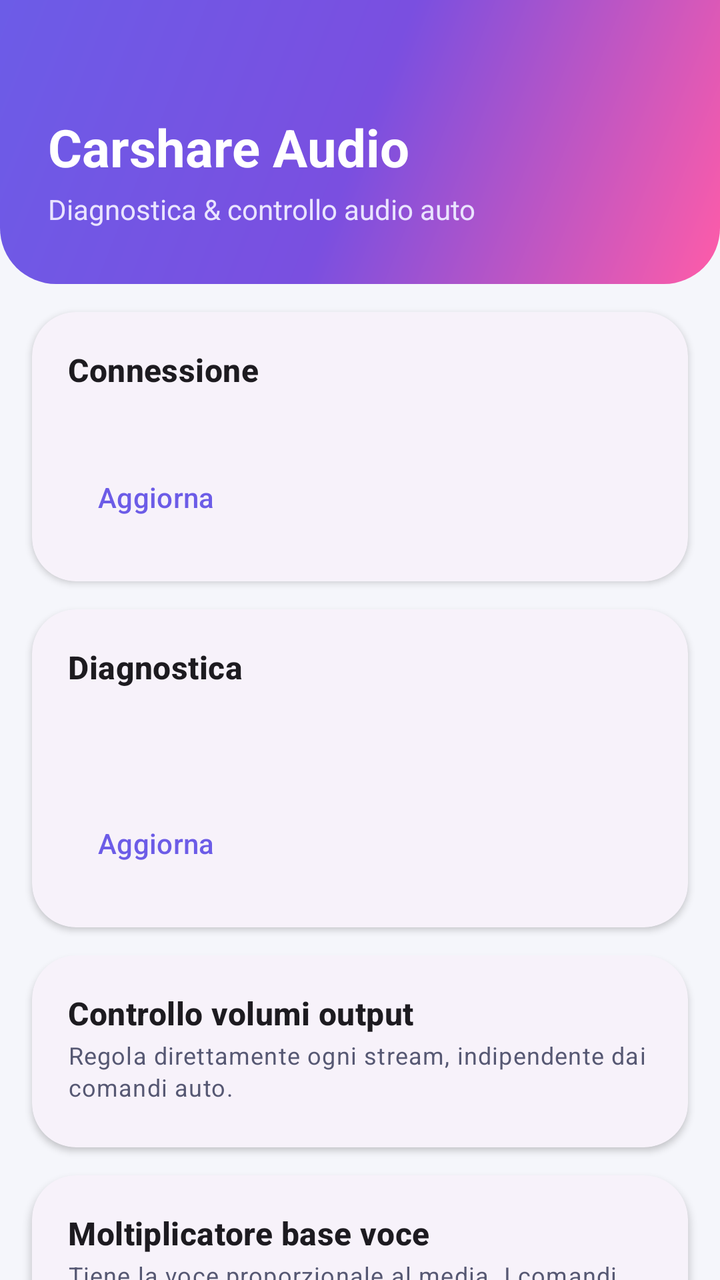
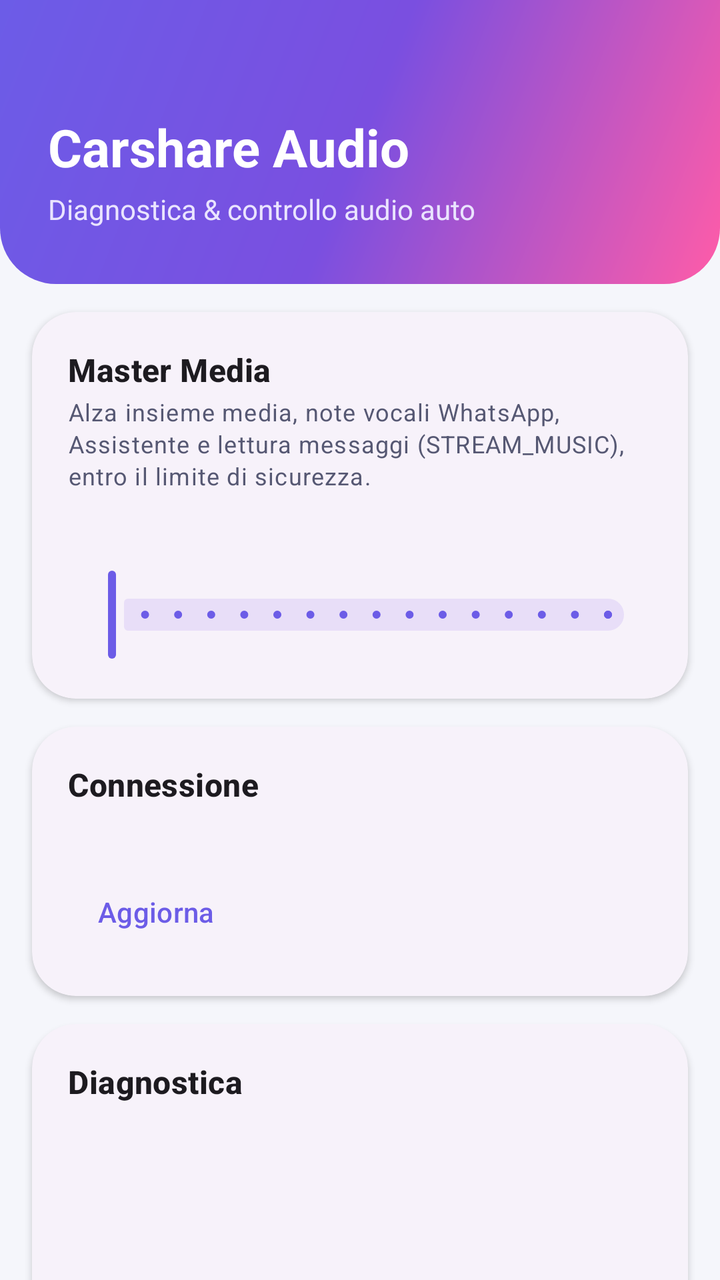

The first picture is an Android layout as it rendered before a commit; the second is the same layout after the commit. The layout source and the unified diff follow.
<!-- AndroidManifest.xml: application theme Theme.VoiceVolume -->
<!-- res/layout/activity_main.xml -->
<?xml version="1.0" encoding="utf-8"?>
<androidx.core.widget.NestedScrollView
    xmlns:android="http://schemas.android.com/apk/res/android"
    xmlns:app="http://schemas.android.com/apk/res-auto"
    android:layout_width="match_parent"
    android:layout_height="match_parent"
    android:fillViewport="true"
    android:background="?android:colorBackground">

    <LinearLayout
        android:id="@+id/content"
        android:layout_width="match_parent"
        android:layout_height="wrap_content"
        android:orientation="vertical"
        android:animateLayoutChanges="true"
        android:paddingBottom="28dp">

        
        <LinearLayout
            android:layout_width="match_parent"
            android:layout_height="wrap_content"
            android:orientation="vertical"
            android:background="@drawable/bg_header"
            android:paddingStart="24dp"
            android:paddingEnd="24dp"
            android:paddingTop="56dp"
            android:paddingBottom="28dp">

            <TextView
                android:layout_width="wrap_content"
                android:layout_height="wrap_content"
                android:text="@string/app_name"
                android:textColor="#FFFFFF"
                android:textSize="26sp"
                android:textStyle="bold" />

            <TextView
                android:layout_width="wrap_content"
                android:layout_height="wrap_content"
                android:layout_marginTop="4dp"
                android:text="@string/header_subtitle"
                android:textColor="#EAE4FF"
                android:textSize="14sp" />
        </LinearLayout>

        
        <com.google.android.material.card.MaterialCardView
            style="@style/CardBox">

            <LinearLayout style="@style/CardInner">

                <TextView style="@style/CardTitle" android:text="@string/sec_connection" />

                <TextView
                    android:id="@+id/tvConnection"
                    android:layout_width="match_parent"
                    android:layout_height="wrap_content"
                    android:layout_marginTop="6dp"
                    android:textAppearance="?attr/textAppearanceBodyMedium" />

                <com.google.android.material.button.MaterialButton
                    android:id="@+id/btnRefreshConn"
                    style="@style/Widget.Material3.Button.TextButton"
                    android:layout_width="wrap_content"
                    android:layout_height="wrap_content"
                    android:layout_marginTop="4dp"
                    android:text="@string/refresh" />
            </LinearLayout>
        </com.google.android.material.card.MaterialCardView>

        
        <com.google.android.material.card.MaterialCardView
            style="@style/CardBox">

            <LinearLayout style="@style/CardInner">

                <TextView style="@style/CardTitle" android:text="@string/sec_diagnostics" />

                <TextView
                    android:id="@+id/tvActive"
                    android:layout_width="match_parent"
                    android:layout_height="wrap_content"
                    android:layout_marginTop="6dp"
                    android:textAppearance="?attr/textAppearanceLabelLarge"
                    android:textColor="?attr/colorPrimary" />

                <TextView
                    android:id="@+id/tvDiag"
                    android:layout_width="match_parent"
                    android:layout_height="wrap_content"
                    android:layout_marginTop="8dp"
                    android:fontFamily="monospace"
                    android:textIsSelectable="true"
                    android:textAppearance="?attr/textAppearanceBodySmall" />

                <com.google.android.material.button.MaterialButton
                    android:id="@+id/btnRefreshDiag"
                    style="@style/Widget.Material3.Button.TextButton"
                    android:layout_width="wrap_content"
                    android:layout_height="wrap_content"
                    android:layout_marginTop="4dp"
                    android:text="@string/refresh" />
            </LinearLayout>
        </com.google.android.material.card.MaterialCardView>

        
        <com.google.android.material.card.MaterialCardView
            style="@style/CardBox">

            <LinearLayout style="@style/CardInner">

                <TextView style="@style/CardTitle" android:text="@string/sec_output" />
                <TextView style="@style/CardHint" android:text="@string/hint_output" />

                <LinearLayout
                    android:id="@+id/streamsContainer"
                    android:layout_width="match_parent"
                    android:layout_height="wrap_content"
                    android:orientation="vertical"
                    android:layout_marginTop="4dp" />
            </LinearLayout>
        </com.google.android.material.card.MaterialCardView>

        
        <com.google.android.material.card.MaterialCardView
            style="@style/CardBox">

            <LinearLayout style="@style/CardInner">

                <TextView style="@style/CardTitle" android:text="@string/sec_multiplier" />
                <TextView style="@style/CardHint" android:text="@string/hint_multiplier" />

                <TextView
                    android:layout_width="wrap_content"
                    android:layout_height="wrap_content"
                    android:layout_marginTop="8dp"
                    android:text="@string/voice_stream" />

                <Spinner
                    android:id="@+id/spinnerVoice"
                    android:layout_width="match_parent"
                    android:layout_height="wrap_content" />

                <TextView
                    android:id="@+id/tvMult"
                    android:layout_width="wrap_content"
                    android:layout_height="wrap_content"
                    android:layout_marginTop="10dp"
                    android:textAppearance="?attr/textAppearanceBodyMedium" />

                <com.google.android.material.slider.Slider
                    android:id="@+id/sliderMult"
                    android:layout_width="match_parent"
                    android:layout_height="wrap_content"
                    android:stepSize="5"
                    android:valueFrom="50"
                    android:valueTo="200" />

                <TextView
                    android:id="@+id/tvCap"
                    android:layout_width="wrap_content"
                    android:layout_height="wrap_content"
                    android:layout_marginTop="6dp"
                    android:textAppearance="?attr/textAppearanceBodyMedium" />

                <com.google.android.material.slider.Slider
                    android:id="@+id/sliderCap"
                    android:layout_width="match_parent"
                    android:layout_height="wrap_content"
                    android:stepSize="5"
                    android:valueFrom="10"
                    android:valueTo="100" />

                <com.google.android.material.materialswitch.MaterialSwitch
                    android:id="@+id/swSync"
                    android:layout_width="match_parent"
                    android:layout_height="wrap_content"
                    android:layout_marginTop="4dp"
                    android:text="@string/sync_active" />

                <LinearLayout
                    android:layout_width="match_parent"
                    android:layout_height="wrap_content"
                    android:orientation="horizontal"
                    android:layout_marginTop="10dp">

                    <com.google.android.material.button.MaterialButton
                        android:id="@+id/btnApplyOnce"
                        style="@style/Widget.Material3.Button.TonalButton"
                        android:layout_width="0dp"
                        android:layout_weight="1"
                        android:layout_height="wrap_content"
                        android:layout_marginEnd="6dp"
                        android:text="@string/apply_once" />

                    <com.google.android.material.button.MaterialButton
                        android:id="@+id/btnSpeakTest"
                        android:layout_width="0dp"
                        android:layout_weight="1"
                        android:layout_height="wrap_content"
                        android:layout_marginStart="6dp"
                        android:text="@string/speak_test" />
                </LinearLayout>
            </LinearLayout>
        </com.google.android.material.card.MaterialCardView>

        
        <com.google.android.material.card.MaterialCardView
            style="@style/CardBox">

            <LinearLayout style="@style/CardInner">

                <TextView style="@style/CardTitle" android:text="@string/sec_test" />
                <TextView style="@style/CardHint" android:text="@string/hint_test" />

                <LinearLayout
                    android:layout_width="match_parent"
                    android:layout_height="wrap_content"
                    android:orientation="horizontal"
                    android:layout_marginTop="8dp">

                    <com.google.android.material.button.MaterialButton
                        android:id="@+id/btnTestCavo"
                        android:layout_width="0dp"
                        android:layout_weight="1"
                        android:layout_height="wrap_content"
                        android:layout_marginEnd="6dp"
                        android:text="@string/proto_cable" />

                    <com.google.android.material.button.MaterialButton
                        android:id="@+id/btnTestWireless"
                        android:layout_width="0dp"
                        android:layout_weight="1"
                        android:layout_height="wrap_content"
                        android:layout_marginStart="6dp"
                        android:text="@string/proto_wireless" />
                </LinearLayout>

                <TextView
                    android:id="@+id/tvTestReport"
                    android:layout_width="match_parent"
                    android:layout_height="wrap_content"
                    android:layout_marginTop="12dp"
                    android:fontFamily="monospace"
                    android:textIsSelectable="true"
                    android:textAppearance="?attr/textAppearanceBodySmall" />
            </LinearLayout>
        </com.google.android.material.card.MaterialCardView>

        
        <com.google.android.material.card.MaterialCardView
            style="@style/CardBox">

            <LinearLayout
                android:id="@+id/updateInner"
                style="@style/CardInner">

                <TextView style="@style/CardTitle" android:text="@string/sec_update" />
                <TextView style="@style/CardHint" android:text="@string/hint_update" />

                <com.google.android.material.textfield.TextInputLayout
                    android:layout_width="match_parent"
                    android:layout_height="wrap_content"
                    android:layout_marginTop="6dp"
                    android:hint="@string/update_url_hint">

                    <com.google.android.material.textfield.TextInputEditText
                        android:id="@+id/etUrl"
                        android:layout_width="match_parent"
                        android:layout_height="wrap_content"
                        android:inputType="textUri" />
                </com.google.android.material.textfield.TextInputLayout>

                <com.google.android.material.materialswitch.MaterialSwitch
                    android:id="@+id/swAuto"
                    android:layout_width="match_parent"
                    android:layout_height="wrap_content"
                    android:layout_marginTop="2dp"
                    android:text="@string/auto_update" />

                <com.google.android.material.button.MaterialButton
                    android:id="@+id/btnCheckUpdate"
                    style="@style/Widget.Material3.Button.TonalButton"
                    android:layout_width="wrap_content"
                    android:layout_height="wrap_content"
                    android:text="@string/check_update" />

                <TextView
                    android:id="@+id/tvUpdate"
                    android:layout_width="match_parent"
                    android:layout_height="wrap_content"
                    android:layout_marginTop="8dp"
                    android:textAppearance="?attr/textAppearanceBodySmall" />
            </LinearLayout>
        </com.google.android.material.card.MaterialCardView>

    </LinearLayout>
</androidx.core.widget.NestedScrollView>
<!-- resources referenced by this layout -->
<resources>
  <!-- drawable bg_header (drawable) -->
  <?xml version="1.0" encoding="utf-8"?>
  <shape xmlns:android="http://schemas.android.com/apk/res/android"
      android:shape="rectangle">
      <gradient
          android:type="linear"
          android:angle="315"
          android:startColor="@color/violet"
          android:centerColor="#7A4FE0"
          android:endColor="@color/magenta" />
      <corners
          android:bottomLeftRadius="28dp"
          android:bottomRightRadius="28dp" />
  </shape>
  <string name="app_name">Carshare Audio</string>
  <string name="apply_once">Applica ora</string>
  <string name="auto_update">Aggiornamenti automatici</string>
  <string name="check_update">Controlla aggiornamenti</string>
  <string name="header_subtitle">Diagnostica &amp; controllo audio auto</string>
  <string name="hint_multiplier">Tiene la voce proporzionale al media. I comandi auto restano validi sopra.</string>
  <string name="hint_output">Regola direttamente ogni stream, indipendente dai comandi auto.</string>
  <string name="hint_test">Protocollo guidato di validazione per ciascuna modalità di connessione.</string>
  <string name="hint_update">URL del manifest JSON (versionCode, versionName, url, notes).</string>
  <string name="proto_cable">Protocollo cavo</string>
  <string name="proto_wireless">Protocollo wireless</string>
  <string name="refresh">Aggiorna</string>
  <string name="sec_connection">Connessione</string>
  <string name="sec_diagnostics">Diagnostica</string>
  <string name="sec_multiplier">Moltiplicatore base voce</string>
  <string name="sec_output">Controllo volumi output</string>
  <string name="sec_test">Modalità test</string>
  <string name="sec_update">Aggiornamenti</string>
  <string name="speak_test">Voce di test</string>
  <string name="sync_active">Sincronizzazione attiva (servizio)</string>
  <string name="update_url_hint">https://…/carshare-audio-latest.json</string>
  <string name="voice_stream">Stream della voce:</string>
  <style name="CardBox" parent="Widget.Material3.CardView.Elevated">
          <item name="android:layout_width">match_parent</item>
          <item name="android:layout_height">wrap_content</item>
          <item name="android:layout_marginStart">16dp</item>
          <item name="android:layout_marginEnd">16dp</item>
          <item name="android:layout_marginTop">14dp</item>
          <item name="cardCornerRadius">22dp</item>
          <item name="cardElevation">2dp</item>
      </style>
  <style name="CardHint" parent="TextAppearance.Material3.BodySmall">
          <item name="android:layout_width">match_parent</item>
          <item name="android:layout_height">wrap_content</item>
          <item name="android:layout_marginTop">2dp</item>
          <item name="android:textColor">?attr/colorOnSurfaceVariant</item>
      </style>
  <style name="CardInner">
          <item name="android:layout_width">match_parent</item>
          <item name="android:layout_height">wrap_content</item>
          <item name="android:orientation">vertical</item>
          <item name="android:padding">18dp</item>
      </style>
  <style name="CardTitle" parent="TextAppearance.Material3.TitleMedium">
          <item name="android:layout_width">wrap_content</item>
          <item name="android:layout_height">wrap_content</item>
          <item name="android:textStyle">bold</item>
      </style>
  <color name="violet">#6C5CE7</color>
  <color name="magenta">#FF5CA8</color>
  <color name="white">#FFFFFF</color>
  <color name="cyan">#00D2C6</color>
  <color name="light_bg">#F5F6FB</color>
  <color name="light_surface">#FFFFFF</color>
  <color name="light_surface_variant">#ECEDF6</color>
  <color name="light_on_bg">#151625</color>
  <color name="light_on_surface_variant">#565873</color>
  <color name="light_outline">#D9DBEA</color>
  <!-- unchanged entries left out for length: 1 -->
</resources>

<!-- the commit's change to res/layout/activity_main.xml (unified diff, before → after) -->
@@ -49,6 +49,33 @@
 
             <LinearLayout style="@style/CardInner">
 
+                <TextView style="@style/CardTitle" android:text="@string/sec_master" />
+                <TextView style="@style/CardHint" android:text="@string/hint_master" />
+
+                <TextView
+                    android:id="@+id/tvMaster"
+                    android:layout_width="wrap_content"
+                    android:layout_height="wrap_content"
+                    android:layout_marginTop="8dp"
+                    android:textAppearance="?attr/textAppearanceTitleLarge"
+                    android:textColor="?attr/colorPrimary" />
+
+                <com.google.android.material.slider.Slider
+                    android:id="@+id/sliderMaster"
+                    android:layout_width="match_parent"
+                    android:layout_height="wrap_content"
+                    android:stepSize="1"
+                    android:valueFrom="0"
+                    android:valueTo="15" />
+            </LinearLayout>
+        </com.google.android.material.card.MaterialCardView>
+
+        
+        <com.google.android.material.card.MaterialCardView
+            style="@style/CardBox">
+
+            <LinearLayout style="@style/CardInner">
+
                 <TextView style="@style/CardTitle" android:text="@string/sec_connection" />
 
                 <TextView
@@ -83,6 +110,13 @@
                     android:layout_marginTop="6dp"
                     android:textAppearance="?attr/textAppearanceLabelLarge"
                     android:textColor="?attr/colorPrimary" />
+
+                <TextView
+                    android:id="@+id/tvLastChange"
+                    android:layout_width="match_parent"
+                    android:layout_height="wrap_content"
+                    android:layout_marginTop="4dp"
+                    android:textAppearance="?attr/textAppearanceBodySmall" />
 
                 <TextView
                     android:id="@+id/tvDiag"
<!-- resource entries referenced after the edit -->
@@ -19,6 +19,7 @@
   <string name="auto_update">Aggiornamenti automatici</string>
   <string name="check_update">Controlla aggiornamenti</string>
   <string name="header_subtitle">Diagnostica &amp; controllo audio auto</string>
+  <string name="hint_master">Alza insieme media, note vocali WhatsApp, Assistente e lettura messaggi (STREAM_MUSIC), entro il limite di sicurezza.</string>
   <string name="hint_multiplier">Tiene la voce proporzionale al media. I comandi auto restano validi sopra.</string>
   <string name="hint_output">Regola direttamente ogni stream, indipendente dai comandi auto.</string>
   <string name="hint_test">Protocollo guidato di validazione per ciascuna modalità di connessione.</string>
@@ -28,6 +29,7 @@
   <string name="refresh">Aggiorna</string>
   <string name="sec_connection">Connessione</string>
   <string name="sec_diagnostics">Diagnostica</string>
+  <string name="sec_master">Master Media</string>
   <string name="sec_multiplier">Moltiplicatore base voce</string>
   <string name="sec_output">Controllo volumi output</string>
   <string name="sec_test">Modalità test</string>
